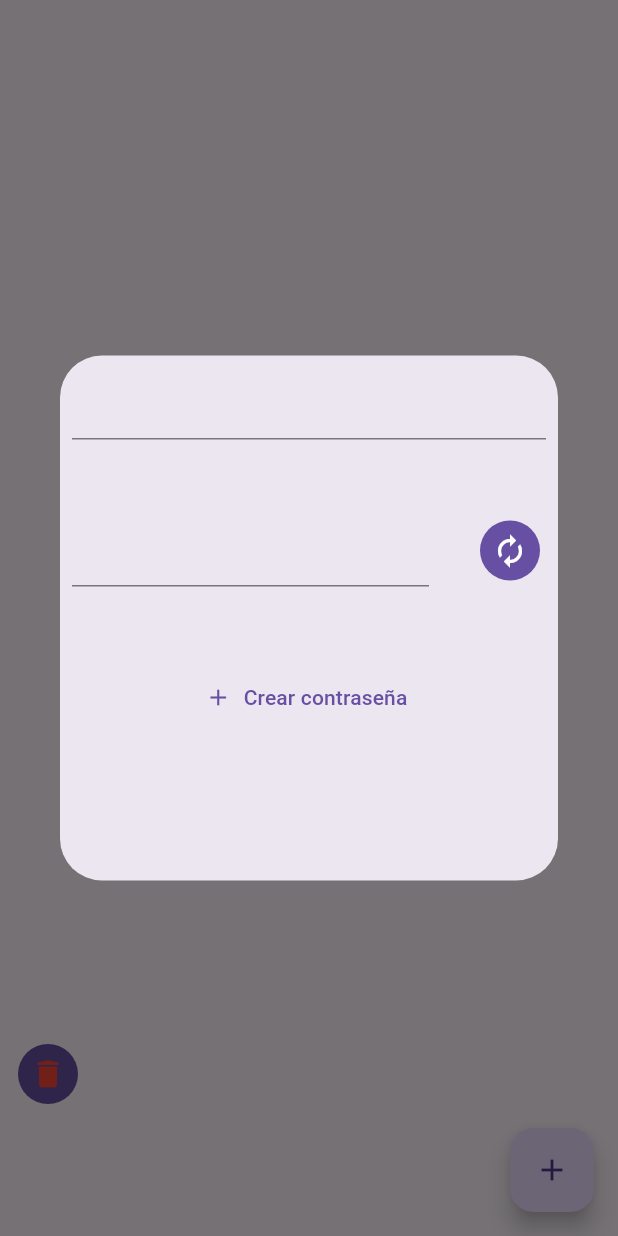
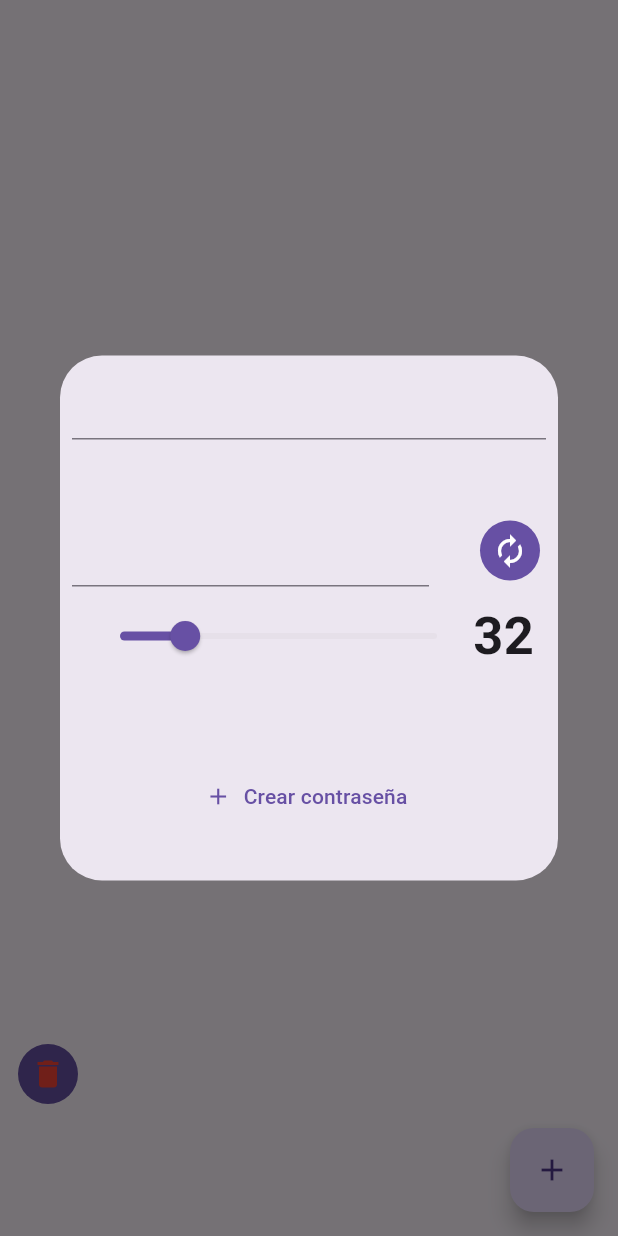
Before and after one commit to offdevs/PasswordApp, a Flutter app: the screen it shows after launch, after a tap on the "add" icon, on a phone screen of 412 x 824 dp. Run offline on Flutter 3.47's test engine with Material 3 defaults, Android fonts, the phone set to English and light mode, and no system bars; our stand-ins replace flutter_secure_storage; missing offline and left inert: cryptography; statements that could not run were skipped.

Commit message:
bugs resolved

```diff
--- a/lib/Features/Home/Widgets/PasswordCreateWidgetDialog.dart
+++ b/lib/Features/Home/Widgets/PasswordCreateWidgetDialog.dart
@@ -13,14 +13,16 @@ class PasswordCreateWidgetDialog extends StatefulWidget {
 
 class _PasswordCreateWidgetDialogState
     extends State<PasswordCreateWidgetDialog> {
+  double lengthPassword = 32;
+  TextEditingController name = TextEditingController();
+  TextEditingController password = TextEditingController();
+
   @override
   Widget build(BuildContext context) {
-    final TextEditingController name = TextEditingController();
-    final TextEditingController password = TextEditingController();
-
     return Dialog(
       child: SizedBox(
         height: 350,
+        width: 600,
         child: Padding(
           padding: const EdgeInsets.all(8.0),
           child: Column(
@@ -41,13 +43,44 @@ class _PasswordCreateWidgetDialogState
                   IconButton.filled(
                     onPressed: () async {
                       final String passwordGen = PasswordGenerator.generate(
-                        length: 32,
+                        length: lengthPassword.toInt(),
                       );
                       password.text = passwordGen;
                     },
                     icon: Icon(Icons.autorenew),
                   ),
                 ],
+              ),
+              SizedBox(width: 30),
+              Padding(
+                padding: const EdgeInsets.all(8.0),
+                child: Row(
+                  children: [
+                    Expanded(
+                      child: Slider(
+                        value: lengthPassword,
+                        min: 8,
+                        max: 128,
+                        divisions: 120,
+                        onChanged: (value) {
+                          setState(() {
+                            lengthPassword = value;
+                          });
+                          password.text = PasswordGenerator.generate(
+                            length: value.toInt(),
+                          );
+                        },
+                      ),
+                    ),
+                    Text(
+                      lengthPassword.toInt().toString(),
+                      style: TextStyle(
+                        fontSize: 35,
+                        fontWeight: FontWeight.bold,
+                      ),
+                    ),
+                  ],
+                ),
               ),
               SizedBox(height: 50),
               TextButton.icon(
```
